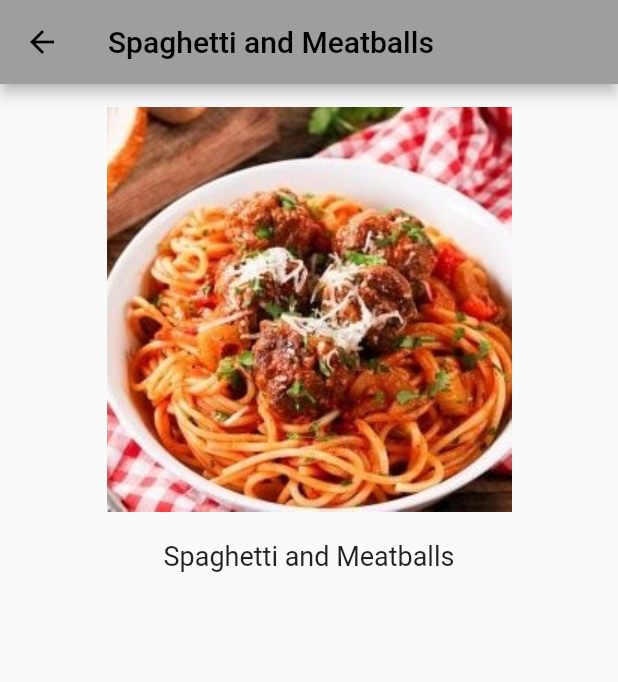
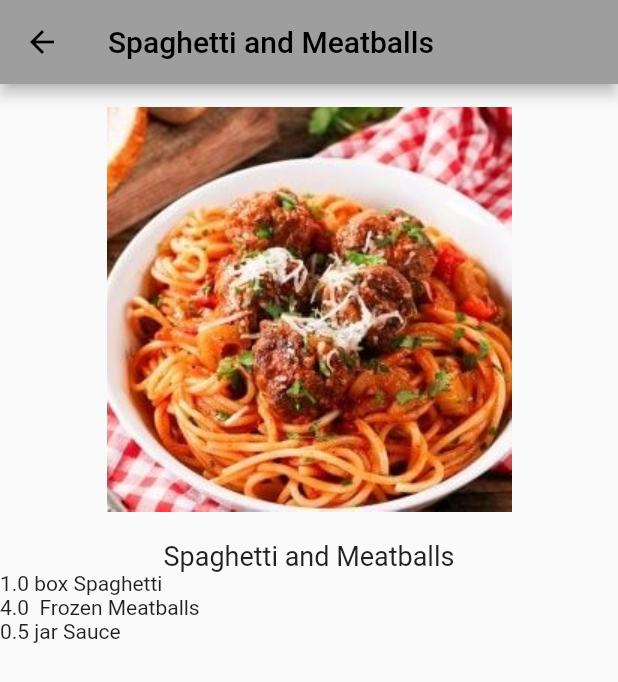
Before and after one commit to hramaroson/recipe_app, a Flutter app: the screen it shows after launch, after a tap on "Spaghetti and Meatballs", on a phone screen of 412 x 824 dp. Shown: the top 682 px of the screen. Run offline on Flutter 3.47's test engine with Material 2 defaults, Android fonts, the phone set to English and light mode, and no system bars.

Commit message:
Add ingredients list to the recipes

```diff
--- a/lib/recipe.dart
+++ b/lib/recipe.dart
@@ -1,23 +1,63 @@
+class Ingredient{
+  double quantity;
+  String mesure;
+  String name;
+
+  Ingredient(
+    this.quantity,
+    this.mesure,
+    this.name);
+}
+
 class Recipe{
   String label;
   String imageUrl;
 
-  Recipe(this.label, this.imageUrl);
+  int servings;
+  List<Ingredient> ingredients;
+
+  Recipe(
+    this.label,
+    this.imageUrl,
+    this.servings,
+    this.ingredients);
 
   static List<Recipe> samples = [
   Recipe(
     "Spaghetti and Meatballs",
-    "assets/spaghetti_and_meatballs.jpg"
+    "assets/spaghetti_and_meatballs.jpg",
+    4,
+    [
+      Ingredient(1, "box", "Spaghetti"),
+      Ingredient(4, "", "Frozen Meatballs"),
+      Ingredient(0.5, "jar", "Sauce")
+    ]
   ),
   Recipe(
     "Tomato Soup",
-    "assets/tomato_soup.jpg"
+    "assets/tomato_soup.jpg",
+    2,
+    [
+      Ingredient(1, "can", "Tomato Soup")
+    ]
   ),
   Recipe(
     "Grilled Cheese",
-    "assets/grilled_cheese.jpg"),
+    "assets/grilled_cheese.jpg",
+    1,
+    [
+      Ingredient(2, "slices", "Cheese"),
+      Ingredient(2, "slices", "Bread")
+    ]
+  ),
   Recipe(
     "Chocolate Chip Cookies",
-    "assets/chocolate_chip_cookies.jpg")
+    "assets/chocolate_chip_cookies.jpg",
+    24,
+    [
+      Ingredient(4, "cups", "flour"),
+      Ingredient(2, "cups", "sugars"),
+      Ingredient(0.5, "cups", "chocolate chips"),
+    ])
 ];
 }
--- a/lib/recipe_detail.dart
+++ b/lib/recipe_detail.dart
@@ -36,6 +36,15 @@ class _RecipeDetailState extends State<RecipeDetail>{
             Text(
               widget.recipe.label,
               style: const TextStyle(fontSize: 18),
+            ),
+            Expanded(
+              child: ListView.builder(
+                itemCount: widget.recipe.ingredients.length,
+                itemBuilder: (BuildContext context, int index){
+                  final ingredient = widget.recipe.ingredients[index];
+                  return Text("${ingredient.quantity} ${ingredient.mesure} "
+                  "${ingredient.name}");
+                })
             )
           ],
         ),
```
